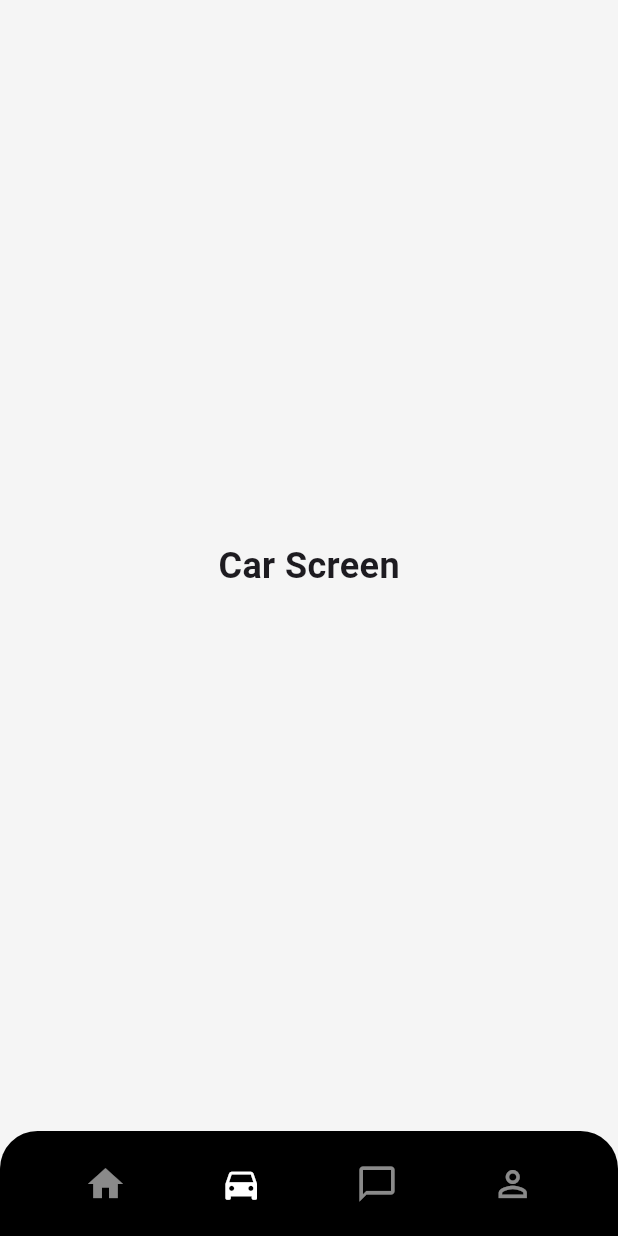
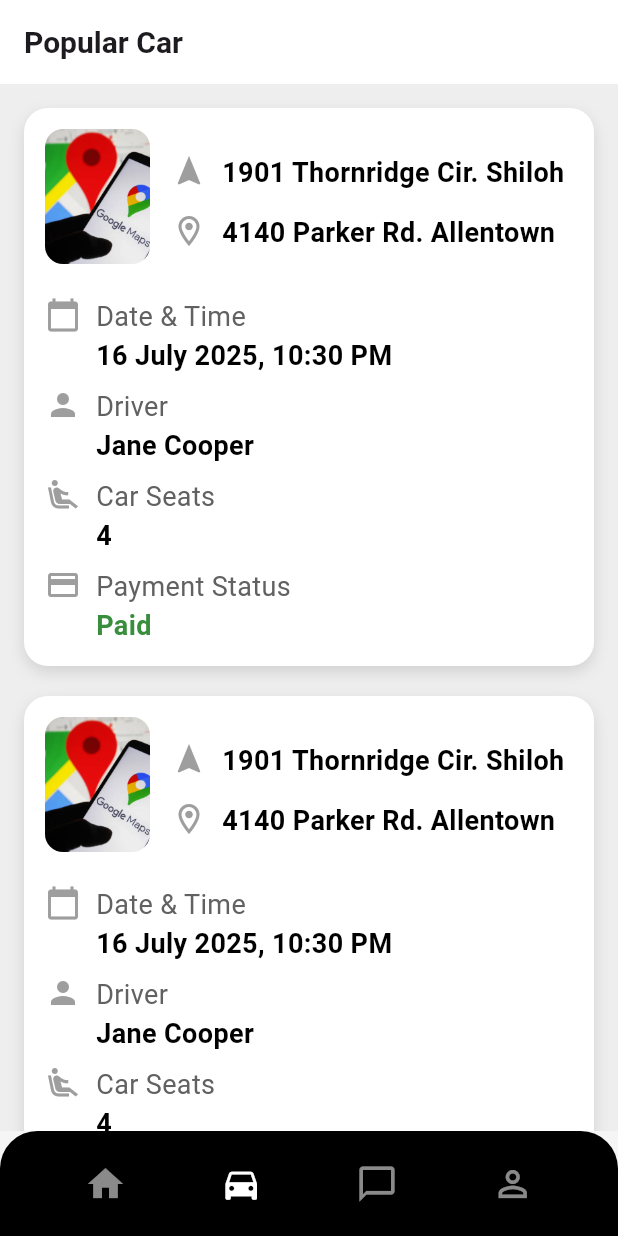
Before and after one commit to amalrajpp/ryde, a Flutter app: the screen it shows once a user with an empty profile is signed in, item 2 of the bottom bar chosen, on a phone screen of 412 x 824 dp. Run offline on Flutter 3.47's test engine with Material 3 defaults, Android fonts, the phone set to English and light mode, and no system bars; our stand-ins replace cloud_firestore, firebase_auth, firebase_core, flutter_chat_types, flutter_chat_ui, geolocator and 2 more; accounts and stored records are empty; generated files the repository leaves out were written again.

Commit message:
popular car page added

```diff
--- /dev/null
+++ b/ryde/lib/features/car-screen/model/car_model.dart
@@ -0,0 +1,46 @@
+// ignore_for_file: public_member_api_docs, sort_constructors_first
+import 'dart:convert';
+
+class CarModel {
+  final String pickupLocation;
+  final String dropLocation;
+  final String dateTime;
+  final String driver;
+  final int seats;
+  final bool isPaid;
+
+  CarModel({
+    required this.pickupLocation,
+    required this.dropLocation,
+    required this.dateTime,
+    required this.driver,
+    required this.seats,
+    required this.isPaid,
+  });
+
+  Map<String, dynamic> toMap() {
+    return <String, dynamic>{
+      'pickupLocation': pickupLocation,
+      'dropLocation': dropLocation,
+      'dateTime': dateTime,
+      'driver': driver,
+      'seats': seats,
+      'isPaid': isPaid,
+    };
+  }
+
+  factory CarModel.fromMap(Map<String, dynamic> map) {
+    return CarModel(
+      pickupLocation: map['pickupLocation'] as String,
+      dropLocation: map['dropLocation'] as String,
+      dateTime: map['dateTime'] as String,
+      driver: map['driver'] as String,
+      seats: map['seats'] as int,
+      isPaid: map['isPaid'] as bool,
+    );
+  }
+
+  String toJson() => json.encode(toMap());
+
+  factory CarModel.fromJson(String source) => CarModel.fromMap(json.decode(source) as Map<String, dynamic>);
+}
--- /dev/null
+++ b/ryde/lib/features/car-screen/view/popularCarpage.dart
@@ -0,0 +1,29 @@
+import 'package:flutter/material.dart';
+import 'package:ryde/features/car-screen/widgets/car_card.dart';
+
+class PopularCarsPage extends StatelessWidget {
+  const PopularCarsPage({super.key});
+
+  @override
+  Widget build(BuildContext context) {
+    return Scaffold(
+      backgroundColor: Colors.grey[200],
+      appBar: AppBar(
+        backgroundColor: Colors.white,
+        elevation: 0,
+        title: const Text(
+          "Popular Car",
+          style: TextStyle(fontSize: 20, fontWeight: FontWeight.bold),
+        ),
+      ),
+      body: ListView(
+        padding: const EdgeInsets.all(16),
+        children: const [
+          CarCard(),
+          SizedBox(height: 20),
+          CarCard(),
+        ],
+      ),
+    );
+  }
+}
--- /dev/null
+++ b/ryde/lib/features/car-screen/viewmodels/popular_car_notitfier.dart
@@ -0,0 +1,38 @@
+import 'package:riverpod_annotation/riverpod_annotation.dart';
+import '../model/car_model.dart';
+
+part 'popular_car_notitfier.g.dart';
+
+@riverpod
+class PopularCars extends _$PopularCars {
+  bool _ascending = true;
+
+  @override
+  List<CarModel> build() {
+    return [
+      CarModel(
+        pickupLocation: "1901 Thornridge Cir. Shiloh",
+        dropLocation: "4140 Parker Rd. Allentown",
+        dateTime: "16 July 2025, 10:30 PM",
+        driver: "Jane Cooper",
+        seats: 4,
+        isPaid: true,
+      ),
+      CarModel(
+        pickupLocation: "1901 Thornridge Cir. Shiloh",
+        dropLocation: "4140 Parker Rd. Allentown",
+        dateTime: "16 July 2025, 10:30 PM",
+        driver: "Jane Cooper",
+        seats: 4,
+        isPaid: false,
+      ),
+    ];
+  }
+
+  bool get isAscending => _ascending;
+
+  void toggleSort() {
+    _ascending = !_ascending;
+    state = state.reversed.toList();
+  }
+}
--- /dev/null
+++ b/ryde/lib/features/car-screen/widgets/car_card.dart
@@ -0,0 +1,82 @@
+import 'package:flutter/material.dart';
+import 'package:ryde/features/car-screen/widgets/car_details.dart';
+
+import 'car_image.dart';
+
+class CarCard extends StatelessWidget {
+  const CarCard({super.key});
+
+  @override
+  Widget build(BuildContext context) {
+    return Container(
+      padding: const EdgeInsets.all(14),
+      decoration: BoxDecoration(
+        color: Colors.white,
+        borderRadius: BorderRadius.circular(16),
+        boxShadow: [
+          BoxShadow(
+            color: Colors.black12,
+            blurRadius: 8,
+            offset: const Offset(0, 4),
+          )
+        ],
+      ),
+      child: Column(
+        crossAxisAlignment: CrossAxisAlignment.start,
+        children: [
+          /// TOP ROW (Image + Pickup/Drop)
+          Row(
+            children: [
+              const CarImage(),
+              const SizedBox(width: 14),
+              Expanded(
+                child: Column(
+                  crossAxisAlignment: CrossAxisAlignment.start,
+                  children: const [
+                    CarDetailRow(
+                      icon: Icons.navigation,
+
+                      text: "1901 Thornridge Cir. Shiloh",
+
+                    ),
+                    SizedBox(height: 6),
+                    CarDetailRow(
+                      icon: Icons.location_on_outlined,
+                      text: "4140 Parker Rd. Allentown",
+                    ),
+                  ],
+                ),
+              ),
+            ],
+          ),
+
+          const SizedBox(height: 14),
+
+          /// DETAILS SECTION
+          const CarDetailRow(
+            icon: Icons.calendar_today,
+            title: "Date & Time",
+            text: "16 July 2025, 10:30 PM",
+
+          ),
+          const CarDetailRow(
+            icon: Icons.person,
+            title: "Driver",
+            text: "Jane Cooper",
+          ),
+          const CarDetailRow(
+            icon: Icons.airline_seat_recline_extra,
+            title: "Car Seats",
+            text: "4",
+          ),
+          CarDetailRow(
+            icon: Icons.payment,
+            title: "Payment Status",
+            text: "Paid",
+            textColor: Colors.green[700],
+          ),
+        ],
+      ),
+    );
+  }
+}
--- /dev/null
+++ b/ryde/lib/features/car-screen/widgets/car_details.dart
@@ -0,0 +1,50 @@
+import 'package:flutter/material.dart';
+
+class CarDetailRow extends StatelessWidget {
+  final IconData icon;
+  final String text;
+  final String? title;
+  final Color? textColor;
+
+  const CarDetailRow({
+    super.key,
+    required this.icon,
+    required this.text,
+    this.title,
+    this.textColor,
+  });
+
+  @override
+  Widget build(BuildContext context) {
+    return Container(
+      margin: const EdgeInsets.only(top: 8),
+      child: Row(
+        crossAxisAlignment: CrossAxisAlignment.start,
+        children: [
+          Icon(icon, size: 24, color: Colors.grey),
+          const SizedBox(width: 10),
+          Expanded(
+            child: Column(
+              crossAxisAlignment: CrossAxisAlignment.start,
+              children: [
+                if (title != null)
+                  Text(
+                    title!,
+                    style: TextStyle(fontSize: 18, color: Colors.grey[700]),
+                  ),
+                Text(
+                  text,
+                  style: TextStyle(
+                    fontSize: 18,
+                    fontWeight: FontWeight.w600,
+                    color: textColor ?? Colors.black,
+                  ),
+                ),
+              ],
+            ),
+          ),
+        ],
+      ),
+    );
+  }
+}
--- /dev/null
+++ b/ryde/lib/features/car-screen/widgets/car_image.dart
@@ -0,0 +1,20 @@
+import 'package:flutter/material.dart';
+
+class CarImage extends StatelessWidget {
+  const CarImage({super.key});
+
+  @override
+  Widget build(BuildContext context) {
+    return Container(
+      width: 70,
+      height: 90,
+      decoration: BoxDecoration(
+        borderRadius: BorderRadius.circular(12),
+        image: const DecorationImage(
+          image: AssetImage("assets/images/dummy-map.jpg"),
+          fit: BoxFit.cover,
+        ),
+      ),
+    );
+  }
+}
--- a/ryde/lib/features/home/view/home_page.dart
+++ b/ryde/lib/features/home/view/home_page.dart
@@ -1,4 +1,5 @@
 import 'package:flutter/material.dart';
+import 'package:ryde/features/car-screen/view/popularCarpage.dart';
 import 'package:ryde/features/home/view/home_content.dart';
 import 'package:ryde/features/home/viewmodel/home_viewmodel.dart';
 import 'package:ryde/features/home/widgets/bottom_navbar.dart';
@@ -20,7 +21,7 @@ class _HomePageState extends State<HomePage> {
 
   final List<Widget> screens = const [
     HomeContentScreen(), // index 0
-    DummyScreen(title: "Car Screen"), // index 1
+    PopularCarsPage(), // index 1
     UberChatListScreen(),
     DummyScreen(title: "Profile Screen"), // index 3
   ];
--- a/ryde/pubspec.yaml
+++ b/ryde/pubspec.yaml
@@ -42,6 +42,8 @@ dependencies:
   google_sign_in: ^6.2.1
   flutter_chat_ui: ^1.6.11
   flutter_chat_types: ^3.6.2
+  flutter_riverpod: ^3.0.3
+  riverpod_annotation: ^3.0.3
   # Utilities
   uuid: ^4.0.0
   intl: ^0.18.0
@@ -58,6 +60,10 @@ dev_dependencies:
   # package. See that file for information about deactivating specific lint
   # rules and activating additional ones.
   flutter_lints: ^5.0.0
+  build_runner: ^2.7.1
+  riverpod_lint: ^3.0.3
+  custom_lint: ^0.8.0
+  riverpod_generator: ^3.0.3
 
 # For information on the generic Dart part of this file, see the
 # following page: https://dart.dev/tools/pub/pubspec
```
Also changed, not shown: ryde/lib/features/car-screen/viewmodels/popular_car_notitfier.g.dart (added), ryde/pubspec.lock, 1 other file.
